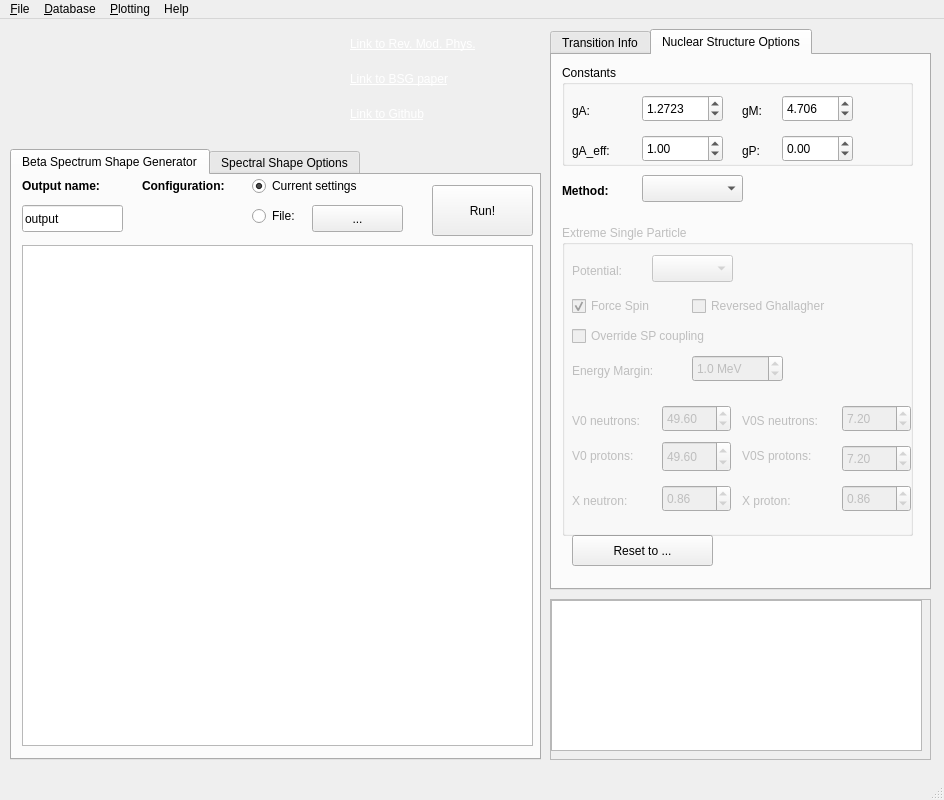
First picture: the form in source/executables/bsg_gui/ui/MainWindow.ui, repository leenderthayen/BSG, before the edit.
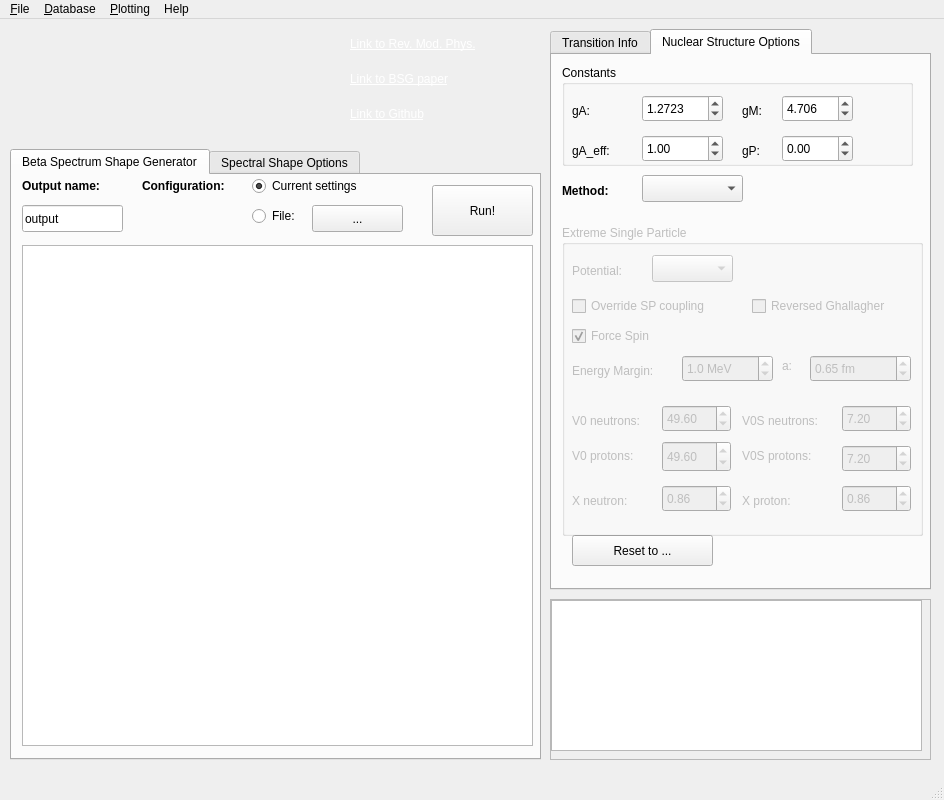
Second picture: the form after the edit. The open tabs and pages were chosen to show the change. Icons and pictures are not drawn. Custom widgets are drawn as their Qt base class.

What changed in the file:
```diff
--- a/source/executables/bsg_gui/ui/MainWindow.ui
+++ b/source/executables/bsg_gui/ui/MainWindow.ui
@@ -1416,7 +1416,7 @@
        <rect>
         <x>10</x>
         <y>170</y>
-        <width>351</width>
+        <width>361</width>
         <height>311</height>
        </rect>
       </property>
@@ -1474,7 +1474,7 @@
       <widget class="QCheckBox" name="cb_reverseGhallagher">
        <property name="geometry">
         <rect>
-         <x>130</x>
+         <x>190</x>
          <y>70</y>
          <width>181</width>
          <height>22</height>
@@ -1659,7 +1659,7 @@
        <property name="geometry">
         <rect>
          <x>10</x>
-         <y>100</y>
+         <y>70</y>
          <width>181</width>
          <height>22</height>
         </rect>
@@ -1691,7 +1691,7 @@
        <property name="geometry">
         <rect>
          <x>10</x>
-         <y>70</y>
+         <y>100</y>
          <width>121</width>
          <height>22</height>
         </rect>
@@ -1744,7 +1744,7 @@
       <widget class="QDoubleSpinBox" name="dsb_energyMargin">
        <property name="geometry">
         <rect>
-         <x>130</x>
+         <x>120</x>
          <y>130</y>
          <width>91</width>
          <height>27</height>
@@ -1769,6 +1769,50 @@
         <double>1.000000000000000</double>
        </property>
       </widget>
+      <widget class="QLabel" name="label_8">
+       <property name="geometry">
+        <rect>
+         <x>220</x>
+         <y>130</y>
+         <width>21</width>
+         <height>21</height>
+        </rect>
+       </property>
+       <property name="toolTip">
+        <string>Surface thickness of the Woods-Saxon potential</string>
+       </property>
+       <property name="statusTip">
+        <string>Surface thickness of the Woods-Saxon potential</string>
+       </property>
+       <property name="text">
+        <string>a:</string>
+       </property>
+      </widget>
+      <widget class="QDoubleSpinBox" name="doubleSpinBox">
+       <property name="geometry">
+        <rect>
+         <x>248</x>
+         <y>130</y>
+         <width>101</width>
+         <height>27</height>
+        </rect>
+       </property>
+       <property name="toolTip">
+        <string>Surface thickness of the Woods-Saxon potential</string>
+       </property>
+       <property name="statusTip">
+        <string>Surface thickness of the Woods-Saxon potential</string>
+       </property>
+       <property name="suffix">
+        <string> fm</string>
+       </property>
+       <property name="singleStep">
+        <double>0.100000000000000</double>
+       </property>
+       <property name="value">
+        <double>0.650000000000000</double>
+       </property>
+      </widget>
      </widget>
      <widget class="QLabel" name="label_7">
       <property name="geometry">
```
Left out of the diff: 4 changed lines with no effect on the pictures.
